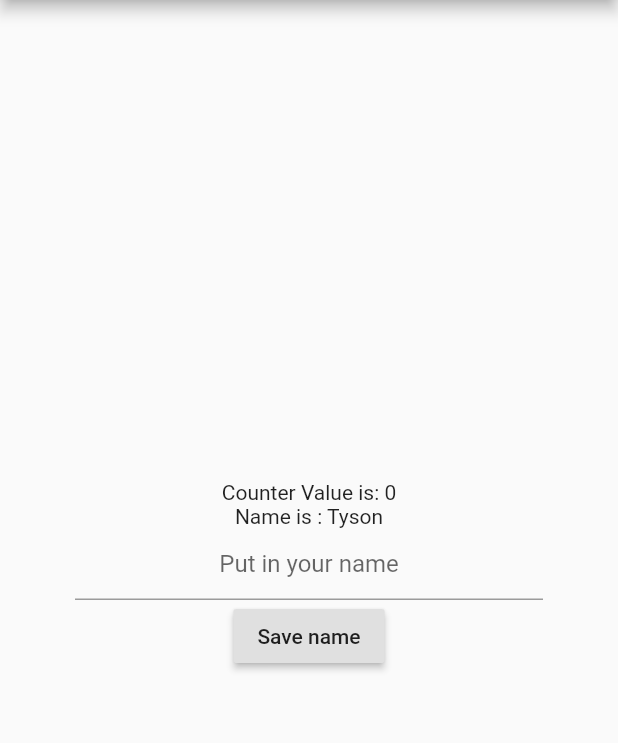
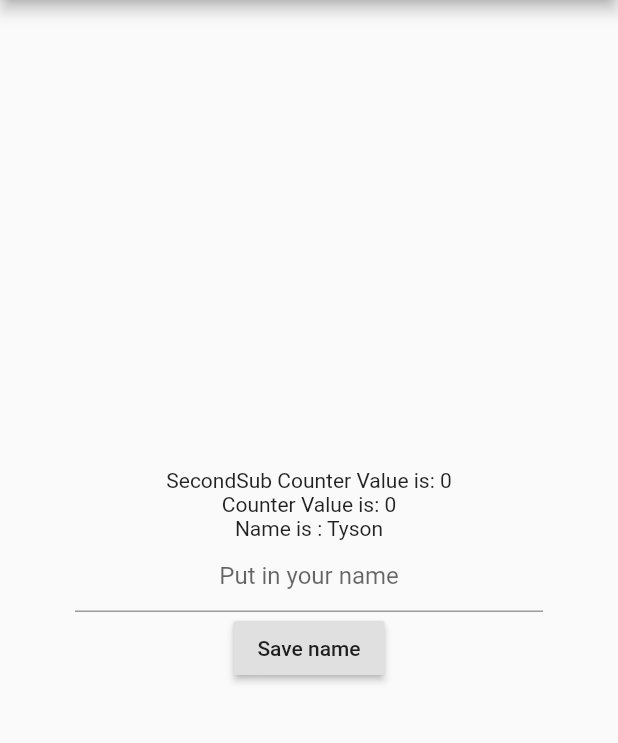
Before and after one commit to FrazileDevelopers/flutter-provider-example, a Flutter app: the SecondScreen screen opened by its route, on a phone screen of 412 x 824 dp, the part 84-827 px from its top. Run offline on Flutter 3.47's test engine with Material 2 defaults, Android fonts, the phone set to English and light mode, and no system bars.

Commit message:
changed second screen

```diff
--- a/lib/screen/second.dart
+++ b/lib/screen/second.dart
@@ -2,6 +2,7 @@ import 'package:flutter/material.dart';
 import 'package:provider/provider.dart';
 import '../model/counter.dart';
 import '../model/name.dart';
+import './second_sub.dart';
 class SecondScreen extends StatelessWidget {
   @override
   Widget build(BuildContext context) {
@@ -16,7 +17,8 @@ class SecondScreen extends StatelessWidget {
         child: Column(
           mainAxisAlignment: MainAxisAlignment.center,
           children: <Widget>[
-            Text('Counter Value is: ${counterModel.getCounter()}'),
+            SecondSub(), //This is sub widget
+            Text('Counter Value is: ${counterModel.getCounter()}'),   // Also, it is not necessary to separate like SecondSub()
             Text('Name is : ${nameModel.getName()}'),
             Container(
               margin: EdgeInsets.only(right: 50,left:50),
--- /dev/null
+++ b/lib/screen/second_sub.dart
@@ -0,0 +1,10 @@
+import 'package:flutter/material.dart';
+import 'package:provider/provider.dart';
+import '../model/counter.dart';
+class SecondSub extends StatelessWidget {
+  @override
+  Widget build(BuildContext context) {
+    final counterModel = Provider.of<CounterModel>(context);
+    return Text('SecondSub Counter Value is: ${counterModel.getCounter()}');
+  }
+}
```
